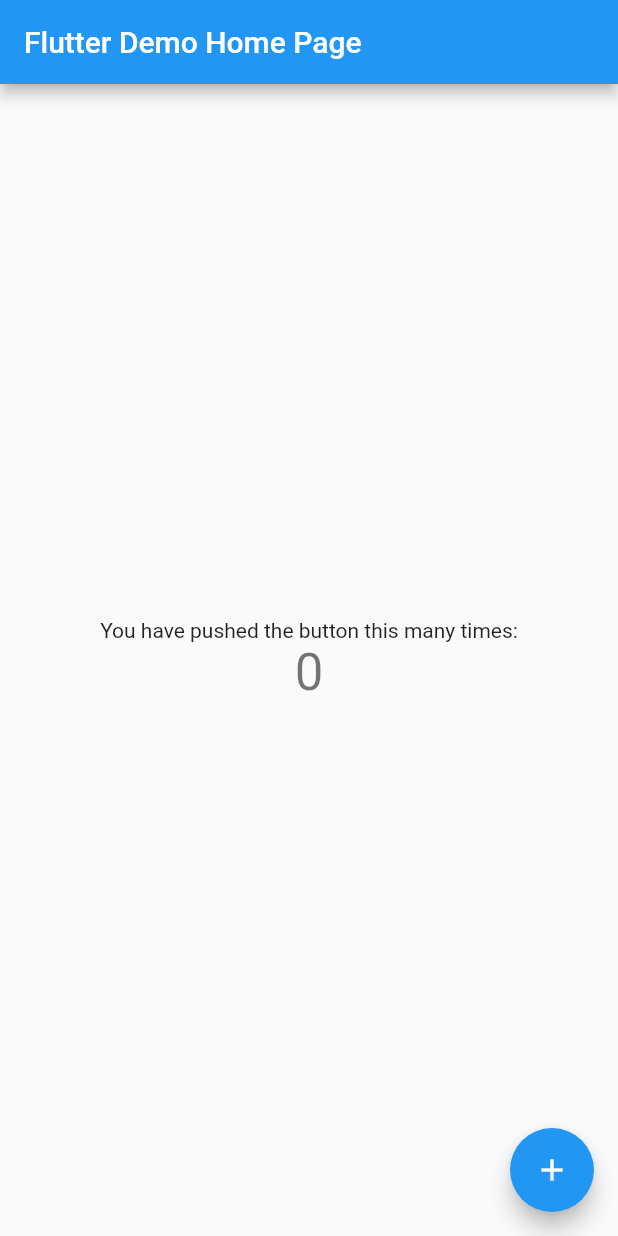
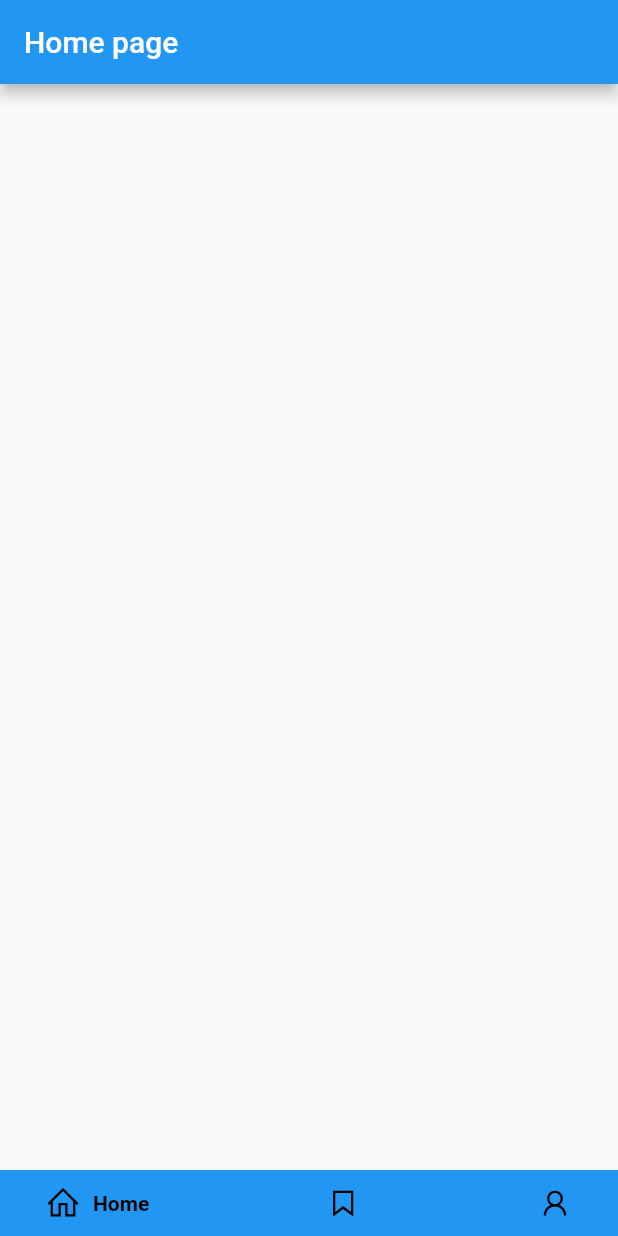
Before and after one commit to Ye1enaaa/Recipe-Vault, a Flutter app: the screen it shows after launch, on a phone screen of 412 x 824 dp. Run offline on Flutter 3.47's test engine with Material 2 defaults, Android fonts, the phone set to English and light mode, and no system bars; drawn by our look-alikes of google_nav_bar; our stand-ins replace line_icons.

Commit message:
added HomePage, Listings & ProfileSection

```diff
--- /dev/null
+++ b/lib/home_page.dart
@@ -0,0 +1,17 @@
+import 'package:flutter/material.dart';
+
+class HomePage extends StatefulWidget {
+  const HomePage({ Key? key }) : super(key: key);
+
+  @override
+  _HomePageState createState() => _HomePageState();
+}
+
+class _HomePageState extends State<HomePage> {
+  @override
+  Widget build(BuildContext context) {
+    return Scaffold(
+      appBar: AppBar(title: Text('Home page'),),
+    );
+  }
+}
--- /dev/null
+++ b/lib/listings.dart
@@ -0,0 +1,17 @@
+import 'package:flutter/material.dart';
+
+class Listings extends StatefulWidget {
+  const Listings({ Key? key }) : super(key: key);
+
+  @override
+  _ListingsState createState() => _ListingsState();
+}
+
+class _ListingsState extends State<Listings> {
+  @override
+  Widget build(BuildContext context) {
+    return Scaffold(
+      appBar: AppBar(title: Text('Listings'),),
+    );
+  }
+}
--- a/lib/main.dart
+++ b/lib/main.dart
@@ -1,4 +1,5 @@
 import 'package:flutter/material.dart';
+import 'root_page.dart';
 
 void main() {
   runApp(const MyApp());
@@ -7,109 +8,15 @@ void main() {
 class MyApp extends StatelessWidget {
   const MyApp({super.key});
 
-  // This widget is the root of your application.
   @override
   Widget build(BuildContext context) {
     return MaterialApp(
-      title: 'Flutter Demo',
+      debugShowCheckedModeBanner: false,
+      title: 'First Activity',
       theme: ThemeData(
-        // This is the theme of your application.
-        //
-        // Try running your application with "flutter run". You'll see the
-        // application has a blue toolbar. Then, without quitting the app, try
-        // changing the primarySwatch below to Colors.green and then invoke
-        // "hot reload" (press "r" in the console where you ran "flutter run",
-        // or simply save your changes to "hot reload" in a Flutter IDE).
-        // Notice that the counter didn't reset back to zero; the application
-        // is not restarted.
         primarySwatch: Colors.blue,
       ),
-      home: const MyHomePage(title: 'Flutter Demo Home Page'),
+      home: const RootPage(),
     );
   }
 }
-
-class MyHomePage extends StatefulWidget {
-  const MyHomePage({super.key, required this.title});
-
-  // This widget is the home page of your application. It is stateful, meaning
-  // that it has a State object (defined below) that contains fields that affect
-  // how it looks.
-
-  // This class is the configuration for the state. It holds the values (in this
-  // case the title) provided by the parent (in this case the App widget) and
-  // used by the build method of the State. Fields in a Widget subclass are
-  // always marked "final".
-
-  final String title;
-
-  @override
-  State<MyHomePage> createState() => _MyHomePageState();
-}
-
-class _MyHomePageState extends State<MyHomePage> {
-  int _counter = 0;
-
-  void _incrementCounter() {
-    setState(() {
-      // This call to setState tells the Flutter framework that something has
-      // changed in this State, which causes it to rerun the build method below
-      // so that the display can reflect the updated values. If we changed
-      // _counter without calling setState(), then the build method would not be
-      // called again, and so nothing would appear to happen.
-      _counter++;
-    });
-  }
-
-  @override
-  Widget build(BuildContext context) {
-    // This method is rerun every time setState is called, for instance as done
-    // by the _incrementCounter method above.
-    //
-    // The Flutter framework has been optimized to make rerunning build methods
-    // fast, so that you can just rebuild anything that needs updating rather
-    // than having to individually change instances of widgets.
-    return Scaffold(
-      appBar: AppBar(
-        // Here we take the value from the MyHomePage object that was created by
-        // the App.build method, and use it to set our appbar title.
-        title: Text(widget.title),
-      ),
-      body: Center(
-        // Center is a layout widget. It takes a single child and positions it
-        // in the middle of the parent.
-        child: Column(
-          // Column is also a layout widget. It takes a list of children and
-          // arranges them vertically. By default, it sizes itself to fit its
-          // children horizontally, and tries to be as tall as its parent.
-          //
-          // Invoke "debug painting" (press "p" in the console, choose the
-          // "Toggle Debug Paint" action from the Flutter Inspector in Android
-          // Studio, or the "Toggle Debug Paint" command in Visual Studio Code)
-          // to see the wireframe for each widget.
-          //
-          // Column has various properties to control how it sizes itself and
-          // how it positions its children. Here we use mainAxisAlignment to
-          // center the children vertically; the main axis here is the vertical
-          // axis because Columns are vertical (the cross axis would be
-          // horizontal).
-          mainAxisAlignment: MainAxisAlignment.center,
-          children: <Widget>[
-            const Text(
-              'You have pushed the button this many times:',
-            ),
-            Text(
-              '$_counter',
-              style: Theme.of(context).textTheme.headlineMedium,
-            ),
-          ],
-        ),
-      ),
-      floatingActionButton: FloatingActionButton(
-        onPressed: _incrementCounter,
-        tooltip: 'Increment',
-        child: const Icon(Icons.add),
-      ), // This trailing comma makes auto-formatting nicer for build methods.
-    );
-  }
-}
--- /dev/null
+++ b/lib/profile_page.dart
@@ -0,0 +1,17 @@
+import 'package:flutter/material.dart';
+
+class ProfilePage extends StatefulWidget {
+  const ProfilePage({ Key? key }) : super(key: key);
+
+  @override
+  _ProfilePageState createState() => _ProfilePageState();
+}
+
+class _ProfilePageState extends State<ProfilePage> {
+  @override
+  Widget build(BuildContext context) {
+    return Scaffold(
+      appBar: AppBar(title: Text('Profile'),),
+    );
+  }
+}
--- a/lib/root_page.dart
+++ b/lib/root_page.dart
@@ -1,4 +1,9 @@
+import 'package:firstactivity/home_page.dart';
+import 'package:firstactivity/listings.dart';
+import 'package:firstactivity/profile_page.dart';
 import 'package:flutter/material.dart';
+import 'package:google_nav_bar/google_nav_bar.dart';
+import 'package:line_icons/line_icons.dart';
 
 class RootPage extends StatefulWidget {
   const RootPage({ Key? key }) : super(key: key);
@@ -8,10 +13,48 @@ class RootPage extends StatefulWidget {
 }
 
 class _RootPageState extends State<RootPage> {
+  int selectedIndex = 0;
   @override
   Widget build(BuildContext context) {
     return Scaffold(
-
+      body: IndexedStack(
+        index: selectedIndex,
+        children: const [
+          HomePage(),
+          Listings(),
+          ProfilePage()
+        ],
+      ),
+      bottomNavigationBar: GNav(
+        padding: const EdgeInsets.symmetric(horizontal: 30, vertical: 10),
+        backgroundColor: Colors.blue,
+        gap: 8,
+        rippleColor:Colors.grey[300]!,
+        hoverColor:Colors.grey[100]!,
+        activeColor: Colors.black,
+        onTabChange: (index){
+          setState(() {
+            selectedIndex = index;
+          });
+        },
+        tabs: [
+          GButton(
+            icon: LineIcons.home,
+            text: 'Home',
+            borderRadius: BorderRadius.circular(20),
+          ),
+          GButton(
+            icon: LineIcons.bookmark,
+            text: 'Listings',
+            borderRadius: BorderRadius.circular(20),
+          ),
+          GButton(
+            icon: LineIcons.user,
+            text: 'Account',
+            borderRadius: BorderRadius.circular(20),
+          )
+        ],
+      ),
     );
   }
 }
--- a/pubspec.yaml
+++ b/pubspec.yaml
@@ -35,6 +35,9 @@ dependencies:
   # The following adds the Cupertino Icons font to your application.
   # Use with the CupertinoIcons class for iOS style icons.
   cupertino_icons: ^1.0.2
+  google_nav_bar: ^5.0.6
+  http: ^0.13.5
+  line_icons: ^2.0.1
 
 dev_dependencies:
   flutter_test:
```
Also changed, not shown: pubspec.lock.
